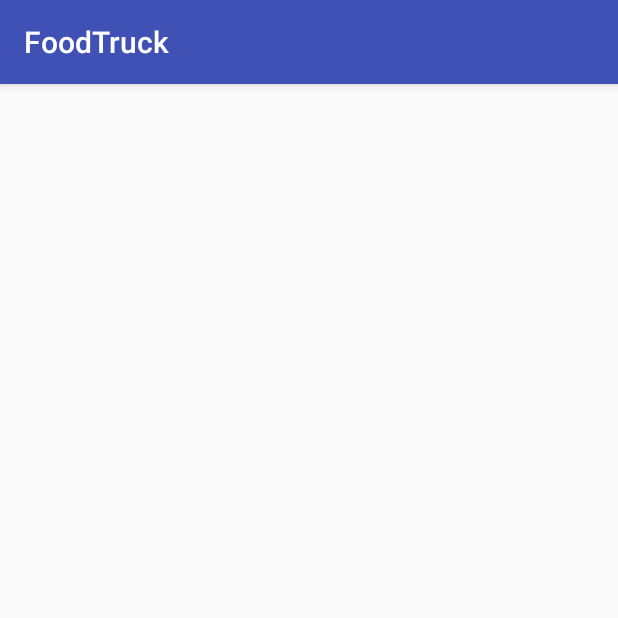
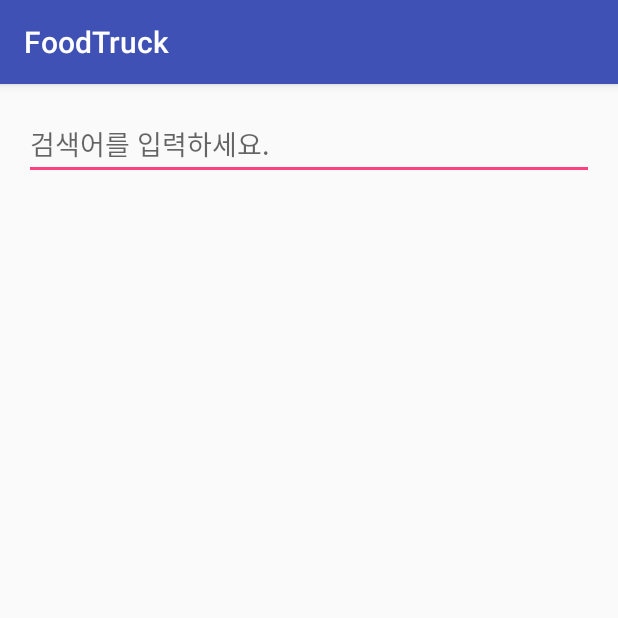
Before and after one commit to Haejoon0313/2017Fall_FoodTruck, an Android app: the SearchActivity screen opened directly, with no data from a screen before it, on a phone screen of 412 x 824 dp, the top half of it. Run offline under Robolectric (Android 15) with nearby library versions, the light colour scheme and no system bars.

Commit message:
로그인 유저타입 분류

```diff
--- a/FoodTruck/app/build.gradle
+++ b/FoodTruck/app/build.gradle
@@ -27,4 +27,5 @@ dependencies {
     androidTestImplementation 'com.android.support.test:runner:1.0.1'
     androidTestImplementation 'com.android.support.test.espresso:espresso-core:3.0.1'
     compile 'com.android.volley:volley:1.0.0'
+    implementation 'com.google.android.gms:play-services-maps:11.6.0'
 }
--- a/FoodTruck/app/src/main/java/com/example/john/foodtruck/LoginActivity.java
+++ b/FoodTruck/app/src/main/java/com/example/john/foodtruck/LoginActivity.java
@@ -89,9 +89,10 @@ public class LoginActivity extends AppCompatActivity {
         @Override
         protected void onPostExecute(Integer result) {
             AlertDialog.Builder builder;
+            Intent intent;
             switch (result){
                 case 0 :
-                    Intent intent = new Intent(LoginActivity.this, MainActivity.class);
+                    intent = new Intent(LoginActivity.this, MainActivity.class);
                     LoginActivity.this.startActivity(intent);
                     break;
                 case 1 :
@@ -114,6 +115,10 @@ public class LoginActivity extends AppCompatActivity {
                             .setNegativeButton("확인", null)
                             .create()
                             .show();
+                    break;
+                case 4 :
+                    intent = new Intent(LoginActivity.this, Main2Activity.class);
+                    LoginActivity.this.startActivity(intent);
                     break;
             }
         }
--- a/FoodTruck/app/src/main/res/layout/activity_search.xml
+++ b/FoodTruck/app/src/main/res/layout/activity_search.xml
@@ -4,6 +4,31 @@
     xmlns:tools="http://schemas.android.com/tools"
     android:layout_width="match_parent"
     android:layout_height="match_parent"
+    android:paddingBottom="16dp"
+    android:paddingTop="16dp"
+    android:paddingLeft="16dp"
+    android:paddingRight="16dp"
     tools:context="com.example.john.foodtruck.SearchActivity">
 
+    <EditText
+        android:id="@+id/editText"
+        android:layout_width="0dp"
+        android:layout_height="wrap_content"
+        android:ems="10"
+        android:hint="검색어를 입력하세요."
+        android:inputType="textPersonName"
+        app:layout_constraintEnd_toEndOf="parent"
+        app:layout_constraintHorizontal_bias="0.812"
+        app:layout_constraintLeft_toLeftOf="parent"
+        app:layout_constraintRight_toRightOf="parent"
+        app:layout_constraintStart_toStartOf="parent"
+        tools:layout_editor_absoluteY="6dp" />
+
+    <com.google.android.gms.maps.MapView
+        android:id="@+id/mapView"
+        android:layout_width="wrap_content"
+        android:layout_height="wrap_content"
+        app:layout_constraintLeft_toLeftOf="parent"
+        app:layout_constraintRight_toRightOf="parent"
+        tools:layout_editor_absoluteY="221dp" />
 </android.support.constraint.ConstraintLayout>
```
